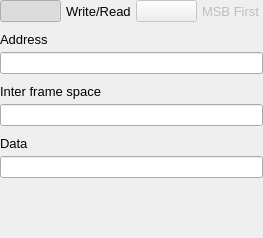
Old version of the form ui/patterns/i2cpatternui.ui in the repository analogdevicesinc/scopy.
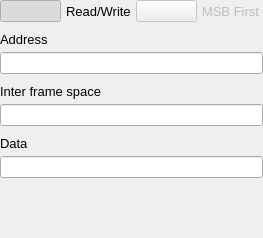
New version of the form. Custom widgets are drawn as their Qt base class.

Commit message: PatternGenerator: I2C pattern properly displays read/write

What changed in the file:
```diff
--- a/ui/patterns/i2cpatternui.ui
+++ b/ui/patterns/i2cpatternui.ui
@@ -71,7 +71,7 @@
         <string notr="true">font-size: 13px;</string>
        </property>
        <property name="text">
-        <string>Write/Read</string>
+        <string>Read/Write</string>
        </property>
       </widget>
      </item>
```
Left out of the diff: 6 changed lines with no effect on the pictures. The commit also changes 1 other file.
